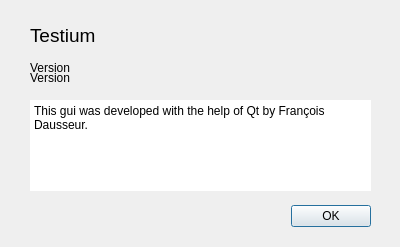
This is src/testium/main_win/about_win/about_win.ui in testium-HIL/testium as Qt 5 draws it before an edit. The edited form follows.
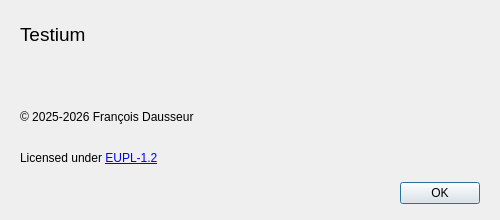
This is the edited form.

Commit message:
Rework About dialog: licence, copyright, proper version display
- about_win.ui: QVBoxLayout, version shown in a word-wrap QLabel
  (sized to content, no oversized text area), add labelCopyright
  (© 2025-2026 François Dausseur) and labelLicence (EUPL-1.2 link)
- about_win.py: regenerated from UI
- testium_win.py: set labelVersion from get_testium_version() (branch,
  dirty flag, commit or binary/Flatpak label)

What changed in the file:
```diff
--- a/src/testium/main_win/about_win/about_win.ui
+++ b/src/testium/main_win/about_win/about_win.ui
@@ -6,38 +6,31 @@
    <rect>
     <x>0</x>
     <y>0</y>
-    <width>400</width>
-    <height>247</height>
+    <width>500</width>
+    <height>220</height>
    </rect>
   </property>
   <property name="windowTitle">
    <string>A propos</string>
   </property>
-  <widget class="QDialogButtonBox" name="buttonBox">
-   <property name="geometry">
-    <rect>
-     <x>30</x>
-     <y>200</y>
-     <width>341</width>
-     <height>32</height>
-    </rect>
+  <layout class="QVBoxLayout" name="verticalLayout">
+   <property name="leftMargin">
+    <number>20</number>
    </property>
-   <property name="orientation">
-    <enum>Qt::Horizontal</enum>
+   <property name="topMargin">
+    <number>16</number>
    </property>
-   <property name="standardButtons">
-    <set>QDialogButtonBox::Ok</set>
+   <property name="rightMargin">
+    <number>20</number>
    </property>
-  </widget>
+   <property name="bottomMargin">
+    <number>16</number>
+   </property>
+   <property name="spacing">
+    <number>6</number>
+   </property>
+   <item>
   <widget class="QLabel" name="label">
-   <property name="geometry">
-    <rect>
-     <x>30</x>
-     <y>20</y>
-     <width>341</width>
-     <height>31</height>
-    </rect>
-   </property>
    <property name="font">
     <font>
      <pointsize>14</pointsize>
@@ -46,58 +39,46 @@
    <property name="text">
     <string>Testium</string>
    </property>
-   <property name="wordWrap">
-    <bool>true</bool>
-   </property>
-  </widget>
+    </widget>
+   </item>
+   <item>
   <widget class="QLabel" name="labelVersion">
-   <property name="geometry">
-    <rect>
-     <x>30</x>
-     <y>60</y>
-     <width>341</width>
-     <height>16</height>
-    </rect>
-   </property>
+     <property name="text">
+      <string/>
+     </property>
+     <property name="wordWrap">
+      <bool>true</bool>
+     </property>
+    </widget>
+   </item>
+   <item>
+    <widget class="QLabel" name="labelCopyright">
    <property name="text">
-    <string>Version</string>
-   </property>
-  </widget>
-  <widget class="QPlainTextEdit" name="plainTextEdit">
-   <property name="geometry">
-    <rect>
-     <x>30</x>
-     <y>100</y>
-     <width>341</width>
-     <height>91</height>
-    </rect>
-   </property>
-   <property name="frameShape">
-    <enum>QFrame::NoFrame</enum>
-   </property>
-   <property name="frameShadow">
-    <enum>QFrame::Sunken</enum>
-   </property>
-   <property name="readOnly">
+      <string>© 2025-2026 François Dausseur</string>
+     </property>
+    </widget>
+   </item>
+   <item>
+    <widget class="QLabel" name="labelLicence">
+     <property name="text">
+      <string>Licensed under &lt;a href=&quot;https://eupl.eu/1.2/en/&quot;&gt;EUPL-1.2&lt;/a&gt;</string>
+     </property>
+     <property name="openExternalLinks">
     <bool>true</bool>
    </property>
-   <property name="plainText">
-    <string>This gui was developed with the help of Qt by François Dausseur.</string>
-   </property>
-  </widget>
-  <widget class="QLabel" name="labelCesUnitVersion">
-   <property name="geometry">
-    <rect>
-     <x>30</x>
-     <y>70</y>
-     <width>341</width>
-     <height>16</height>
-    </rect>
-   </property>
-   <property name="text">
-    <string>Version</string>
-   </property>
-  </widget>
+    </widget>
+   </item>
+   <item>
+    <widget class="QDialogButtonBox" name="buttonBox">
+     <property name="orientation">
+      <enum>Qt::Horizontal</enum>
+     </property>
+     <property name="standardButtons">
+      <set>QDialogButtonBox::Ok</set>
+     </property>
+    </widget>
+   </item>
+  </layout>
  </widget>
  <resources>
   <include location="../resources/about_win.qrc"/>
```
Left out of the diff: 2 changed lines with no effect on the pictures. Lines whose indentation alone changed are shown as unchanged. The commit also changes 2 other files.
